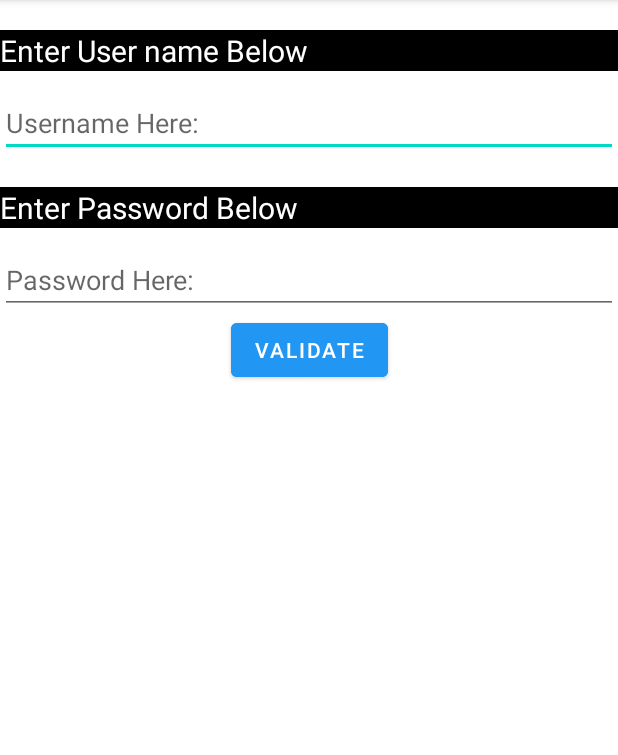
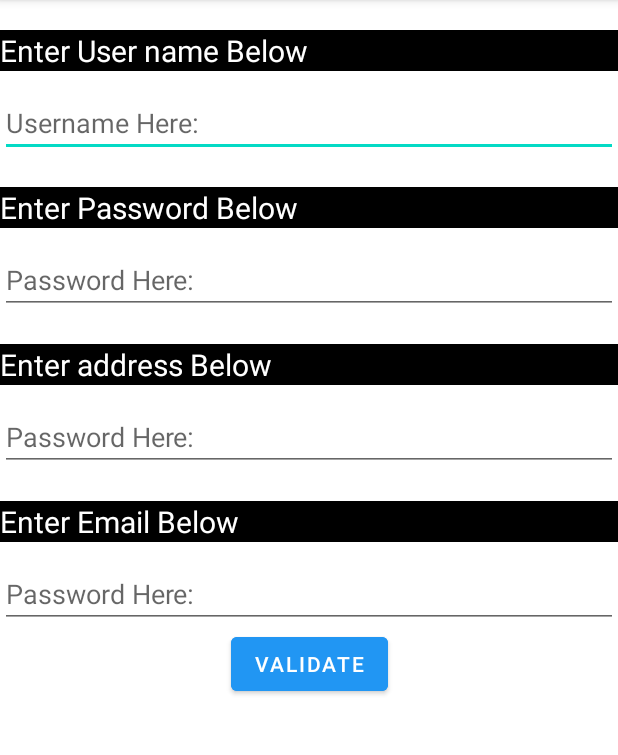
Before and after one commit to rohanniraula2021140/UON_Study_Work, an Android app: the screen it shows after launch (MainActivity), on a phone screen of 412 x 824 dp, the part 84-839 px from its top. Run offline under Robolectric (Android 15) with nearby library versions, the phone set to English and light mode, and no system bars.

Commit message:
Completed Week 2

```diff
--- a/app/src/main/java/com/example/labexercise/MainActivity.java
+++ b/app/src/main/java/com/example/labexercise/MainActivity.java
@@ -10,7 +10,7 @@ import android.widget.EditText;
 import android.widget.Toast;
 
 public class MainActivity extends AppCompatActivity {
-    EditText ETUserName, ETPassWord;
+    EditText ETUserName, ETPassWord, ETAddress, ETEmail;
     Button BtnValidate;
     @Override
     protected void onCreate(Bundle savedInstanceState) {
@@ -20,15 +20,22 @@ public class MainActivity extends AppCompatActivity {
         ETUserName = findViewById(R.id.idETUserName);
         ETPassWord = findViewById(R.id.idETPassWord);
         BtnValidate = findViewById(R.id.idBtnValidate);
+        ETAddress = findViewById(R.id.idETAddress);
+        ETEmail = findViewById(R.id.idETEmail);
+
 
         BtnValidate.setOnClickListener(new View.OnClickListener() {
             @Override
             public void onClick(View view) {
                 if(ETUserName.getText().toString().equals("admin") && ETPassWord.getText().toString().equals("admin")){
                     Intent intent = new Intent(MainActivity.this, Welcome.class);
+                    intent.putExtra(Welcome.EMAIL, ETEmail.getText().toString());
+                    intent.putExtra(Welcome.PASSWORD, ETPassWord.getText().toString());
+                    intent.putExtra(Welcome.ADDRESS, ETAddress.getText().toString());
+                    intent.putExtra(Welcome.FULL_NAME, ETUserName.getText().toString());
                     startActivity(intent);
                 }else{
-                    Toast.makeText(MainActivity.this, "Incorrect UserName and Password", Toast.LENGTH_SHORT).show();
+                    Toast.makeText(MainActivity.this, "Incorrect UserName and Password" + ETUserName.getText().toString() +" "+ ETPassWord.getText().toString(), Toast.LENGTH_SHORT).show();
                 }
             }
         });
--- a/app/src/main/res/layout/activity_main.xml
+++ b/app/src/main/res/layout/activity_main.xml
@@ -53,13 +53,61 @@
         android:inputType="textPassword"
         app:layout_constraintTop_toBottomOf="@id/idTVPassword"/>
 
+    <TextView
+        android:id="@+id/idTVAddress"
+        android:layout_width="0dp"
+        android:layout_height="wrap_content"
+        android:background="@color/black"
+        android:text="Enter address Below"
+        android:textColor="@color/white"
+        android:textSize="20sp"
+        app:layout_constraintEnd_toEndOf="parent"
+        app:layout_constraintStart_toStartOf="parent"
+        android:layout_marginTop="20dp"
+        app:layout_constraintTop_toBottomOf="@id/idETPassWord" />
+
+    <EditText
+        android:layout_width="match_parent"
+        android:layout_height="wrap_content"
+        app:layout_constraintEnd_toEndOf="parent"
+        app:layout_constraintStart_toStartOf="parent"
+        android:layout_marginTop="12dp"
+        android:id="@+id/idETAddress"
+        android:hint="Password Here:"
+        android:inputType="text"
+        app:layout_constraintTop_toBottomOf="@id/idTVAddress"/>
+
+    <TextView
+        android:id="@+id/idTVEmail"
+        android:layout_width="0dp"
+        android:layout_height="wrap_content"
+        android:background="@color/black"
+        android:text="Enter Email Below"
+        android:textColor="@color/white"
+        android:textSize="20sp"
+        app:layout_constraintEnd_toEndOf="parent"
+        app:layout_constraintStart_toStartOf="parent"
+        android:layout_marginTop="20dp"
+        app:layout_constraintTop_toBottomOf="@id/idETAddress" />
+
+    <EditText
+        android:layout_width="match_parent"
+        android:layout_height="wrap_content"
+        app:layout_constraintEnd_toEndOf="parent"
+        app:layout_constraintStart_toStartOf="parent"
+        android:layout_marginTop="12dp"
+        android:id="@+id/idETEmail"
+        android:hint="Password Here:"
+        android:inputType="textEmailAddress"
+        app:layout_constraintTop_toBottomOf="@id/idTVEmail"/>
+
     <Button
         android:layout_width="wrap_content"
         android:layout_height="wrap_content"
         android:text="Validate"
         android:textColor="@color/white"
         android:id="@+id/idBtnValidate"
-        app:layout_constraintTop_toBottomOf="@id/idETPassWord"
+        app:layout_constraintTop_toBottomOf="@id/idETEmail"
         app:layout_constraintStart_toStartOf="parent"
         app:layout_constraintEnd_toEndOf="parent"
         android:backgroundTint="#2196F3"
```
Also changed, not shown: app/src/main/java/com/example/labexercise/Welcome.java (+20 -1 lines), app/src/main/res/layout/activity_welcome.xml (+14 -9 lines).
